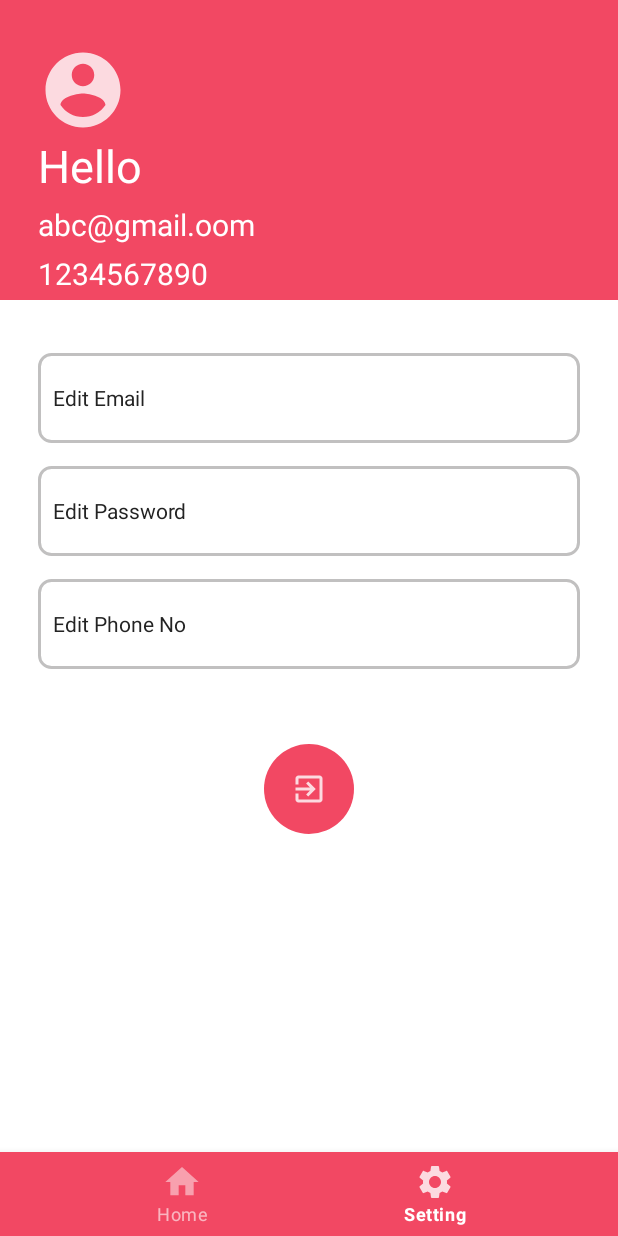
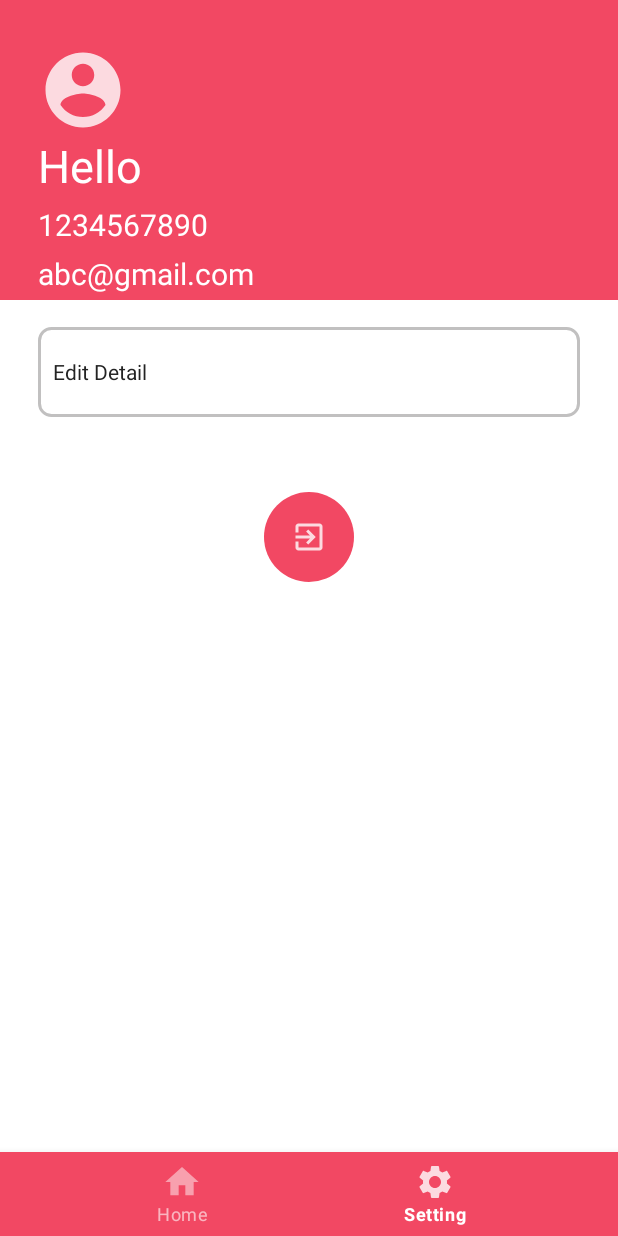
Before and after one commit to bhatt-nisarg/Project1, an Android app: the HomeFragment screen opened directly, with no data from a screen before it, item 5 of the bottom bar chosen, on a phone screen of 412 x 824 dp. Run offline under Robolectric (Android 15) with nearby library versions, the phone set to English and light mode, and no system bars; our stand-ins replace Picasso; pictures from the network do not load.

Commit message:
sixth commit

```diff
--- a/app/src/main/java/com/example/project1/HomeFragment.java
+++ b/app/src/main/java/com/example/project1/HomeFragment.java
@@ -22,14 +22,13 @@ public class HomeFragment extends Fragment {
         // Required empty public constructor
         super(R.layout.fragment_home);
 
-
     }
 
     @Nullable
     @Override
     public View onCreateView(@NonNull LayoutInflater inflater, @Nullable ViewGroup container, @Nullable Bundle savedInstanceState) {
        View view = inflater.inflate(R.layout.fragment_home,container,false);
-       topnavigation = (BottomNavigationView) view.findViewById(R.id.bottom_navigation);
+       topnavigation = view.findViewById(R.id.bottom_navigation);
         loadFragment(new FirstFragment());
         topnavigation.setOnItemSelectedListener(new NavigationBarView.OnItemSelectedListener() {
             @Override
@@ -40,15 +39,18 @@ public class HomeFragment extends Fragment {
                     case R.id.first:
                         fragment = new FirstFragment();
                         loadFragment(fragment);
+
                         return true;
 
                     case R.id.second:
                         fragment = new SecondFragment();
                         loadFragment(fragment);
+
                         return true;
                     case R.id.third:
                         fragment = new ThirdFragment();
                         loadFragment(fragment);
+
                         return true;
                 }
                 return false;
--- a/app/src/main/java/com/example/project1/Homepage.java
+++ b/app/src/main/java/com/example/project1/Homepage.java
@@ -24,7 +24,7 @@ public class Homepage extends AppCompatActivity {
     protected void onCreate(Bundle savedInstanceState) {
         super.onCreate(savedInstanceState);
         setContentView(R.layout.activity_homepage);
-        bottomNavigationView = (BottomNavigationView) findViewById(R.id.bottom_navigation);
+        bottomNavigationView = findViewById(R.id.bottom_navigation);
         SharedPreferences prefs = PreferenceManager.getDefaultSharedPreferences(this);
         prefs.edit().putBoolean("Islogin", true).commit();
         loadFragment(new HomeFragment());
@@ -37,11 +37,13 @@ public class Homepage extends AppCompatActivity {
                     case R.id.home:
                         fragment = new HomeFragment();
                         loadFragment(fragment);
+
                         return true;
 
                     case R.id.setting:
                         fragment = new SettingFragment();
                         loadFragment(fragment);
+
                         return true;
                 }
                 return false;
--- a/app/src/main/java/com/example/project1/SettingFragment.java
+++ b/app/src/main/java/com/example/project1/SettingFragment.java
@@ -2,6 +2,7 @@ package com.example.project1;
 
 import android.content.Intent;
 import android.content.SharedPreferences;
+import android.database.Cursor;
 import android.os.Bundle;
 
 import androidx.fragment.app.Fragment;
@@ -16,9 +17,9 @@ import android.widget.TextView;
 
 
 public class SettingFragment extends Fragment implements View.OnClickListener {
-
+    SQLiteDatabaseHandler db;
     ImageView profile_display;
-    TextView editemail,editphone,editpassword,disp_email,disp_phone;
+    TextView editprofile,disp_email,disp_phone;
     ImageButton logout_btn;
 
 
@@ -37,23 +38,21 @@ public class SettingFragment extends Fragment implements View.OnClickListener {
                              Bundle savedInstanceState) {
         // Inflate the layout for this fragment
         View view =  inflater.inflate(R.layout.fragment_setting, container, false);
-
+        db = new SQLiteDatabaseHandler(getContext());
+        Cursor cursor = db.fetch();
+        cursor.moveToFirst();
         profile_display = view.findViewById(R.id.dis_profile);
-        editemail = view.findViewById(R.id.edt_email);
-        editphone = view.findViewById(R.id.edt_phone);
-        editpassword = view.findViewById(R.id.edt_password);
+        editprofile = view.findViewById(R.id.edt_profile);
         disp_email = view.findViewById(R.id.dis_email);
         disp_phone = view.findViewById(R.id.dis_phone);
         logout_btn = view.findViewById(R.id.logout);
 
-        disp_phone.setText("1234567890");
-        disp_email.setText("abc@gmail.oom");
+        disp_phone.setText(cursor.getString(0));
+        disp_email.setText(cursor.getString(3));
 
         //setonclickevents
+        editprofile.setOnClickListener(this);
         profile_display.setOnClickListener(this);
-        editemail.setOnClickListener(this);
-        editpassword.setOnClickListener(this);
-        editphone.setOnClickListener(this);
         logout_btn.setOnClickListener(this);
 
     return view;
@@ -61,20 +60,25 @@ public class SettingFragment extends Fragment implements View.OnClickListener {
 
     @Override
     public void onClick(View view) {
+
         switch (view.getId()){
             case R.id.dis_profile:
                 break;
-            case R.id.edt_email:
+            case R.id.edt_profile:
+                Intent intent = new Intent(getContext(),EditProfile.class);
+
+                startActivity(intent);
                 break;
-            case R.id.edt_password:
-                break;
-            case R.id.edt_phone:
-                break;
+
             case R.id.logout:
                 SharedPreferences prefs = PreferenceManager.getDefaultSharedPreferences(getContext());
                 prefs.edit().putBoolean("Islogin", false).apply();
-                Intent intent = new Intent(getContext(),MainActivity.class);
-                startActivity(intent);
+
+                Intent intent3 = new Intent(getContext(),MainActivity.class);
+                intent3.setFlags(Intent.FLAG_ACTIVITY_CLEAR_TOP|Intent.FLAG_ACTIVITY_CLEAR_TASK|Intent.FLAG_ACTIVITY_CLEAR_TOP);
+
+                startActivity(intent3);
+                getActivity().finish();
                 break;
 
         }
--- a/app/src/main/java/com/example/project1/SplashScreen.java
+++ b/app/src/main/java/com/example/project1/SplashScreen.java
@@ -23,11 +23,15 @@ public class SplashScreen extends AppCompatActivity {
 
                 if (isLogin){
                     Intent i = new Intent(SplashScreen.this,Homepage.class);
+                    i.setFlags(Intent.FLAG_ACTIVITY_CLEAR_TOP|Intent.FLAG_ACTIVITY_CLEAR_TASK|Intent.FLAG_ACTIVITY_CLEAR_TOP);
                     startActivity(i);
+                    finish();
                 }
                 else{
                     Intent i = new Intent(SplashScreen.this,MainActivity.class);
+                    i.setFlags(Intent.FLAG_ACTIVITY_CLEAR_TOP|Intent.FLAG_ACTIVITY_CLEAR_TASK|Intent.FLAG_ACTIVITY_CLEAR_TOP);
                     startActivity(i);
+                    finish();
                 }
 
             }
--- a/app/src/main/res/layout/fragment_setting.xml
+++ b/app/src/main/res/layout/fragment_setting.xml
@@ -52,52 +52,29 @@
 
 
     <LinearLayout
+        android:id="@+id/linear2setting"
         android:layout_width="match_parent"
         android:layout_height="match_parent"
-        android:id="@+id/linear2setting"
-        android:orientation="vertical"
         android:layout_below="@id/linearsetting"
-       >
+        android:layout_marginTop="-17dp"
+        android:orientation="vertical">
 
         <TextView
-            android:id="@+id/edt_email"
+            android:id="@+id/edt_profile"
             android:layout_width="match_parent"
             android:layout_height="60dp"
             android:layout_gravity="center"
-            android:text="@string/edit_email"
-            android:paddingTop="20dp"
-            android:paddingStart="10dp"
+            android:layout_marginLeft="25dp"
             android:layout_marginTop="35dp"
-            android:layout_marginLeft="25dp"
             android:layout_marginRight="25dp"
             android:background="@drawable/up_corner"
-            android:textColor="#232323"/>
-        <TextView
-            android:id="@+id/edt_password"
-            android:layout_width="match_parent"
-            android:layout_height="60dp"
-            android:layout_gravity="center"
-            android:text="@string/edit_password"
+            android:paddingStart="10dp"
             android:paddingTop="20dp"
-            android:paddingStart="10dp"
-            android:layout_marginTop="15dp"
-            android:layout_marginLeft="25dp"
-            android:layout_marginRight="25dp"
-            android:background="@drawable/up_corner"
-            android:textColor="#232323"/>
-        <TextView
-            android:id="@+id/edt_phone"
-            android:layout_width="match_parent"
-            android:layout_height="60dp"
-            android:layout_gravity="center"
-            android:text="@string/edit_phone_no"
-            android:paddingTop="20dp"
-            android:paddingStart="10dp"
-            android:layout_marginTop="15dp"
-            android:layout_marginLeft="25dp"
-            android:layout_marginRight="25dp"
-            android:background="@drawable/up_corner"
-            android:textColor="#232323"/>
+            android:text="@string/edit_email"
+            android:textColor="#232323" />
+
+
+
         <ImageButton
             android:id="@+id/logout"
             android:layout_width="60dp"
@@ -105,8 +82,7 @@
             android:layout_gravity="center"
             android:layout_marginTop="50dp"
             android:background="@drawable/buttonbg"
-            android:src="@drawable/logoutlogo"
-             />
+            android:src="@drawable/logoutlogo" />
     </LinearLayout>
 
 
--- a/app/src/main/res/values/strings.xml
+++ b/app/src/main/res/values/strings.xml
@@ -11,7 +11,7 @@
     <string name="home">Home</string>
     <string name="edit_phone_no">Edit Phone No</string>
     <string name="edit_password">Edit Password</string>
-    <string name="edit_email">Edit Email</string>
+    <string name="edit_email">Edit Detail</string>
     <string name="your_phone">Your Phone</string>
     <string name="your_email">Your Email</string>
     <string name="hello">Hello</string>
--- a/app/src/main/res/values/themes.xml
+++ b/app/src/main/res/values/themes.xml
@@ -37,6 +37,7 @@
 
     <style name="MyEditText" parent="Widget.AppCompat.EditText">
 <!--        <item name="colorControlNormal">@color/black</item>-->
+
         <item name="backgroundTint">#838282</item>
         <item name="colorControlActivated">#818080</item>
         <item name="backgroundColor">@color/white</item>
```
Also changed, not shown: app/src/main/AndroidManifest.xml (+13 -8 lines), app/src/main/java/com/example/project1/EditProfile.java (added, +56 -0 lines), app/src/main/java/com/example/project1/MainActivity.java (+21 -32 lines), app/src/main/java/com/example/project1/SQLiteDatabaseHandler.java (+13 -0 lines), app/src/main/res/drawable/edittext.xml (added, +12 -0 lines), app/src/main/res/layout/activity_edit_profile.xml (added, +57 -0 lines).
